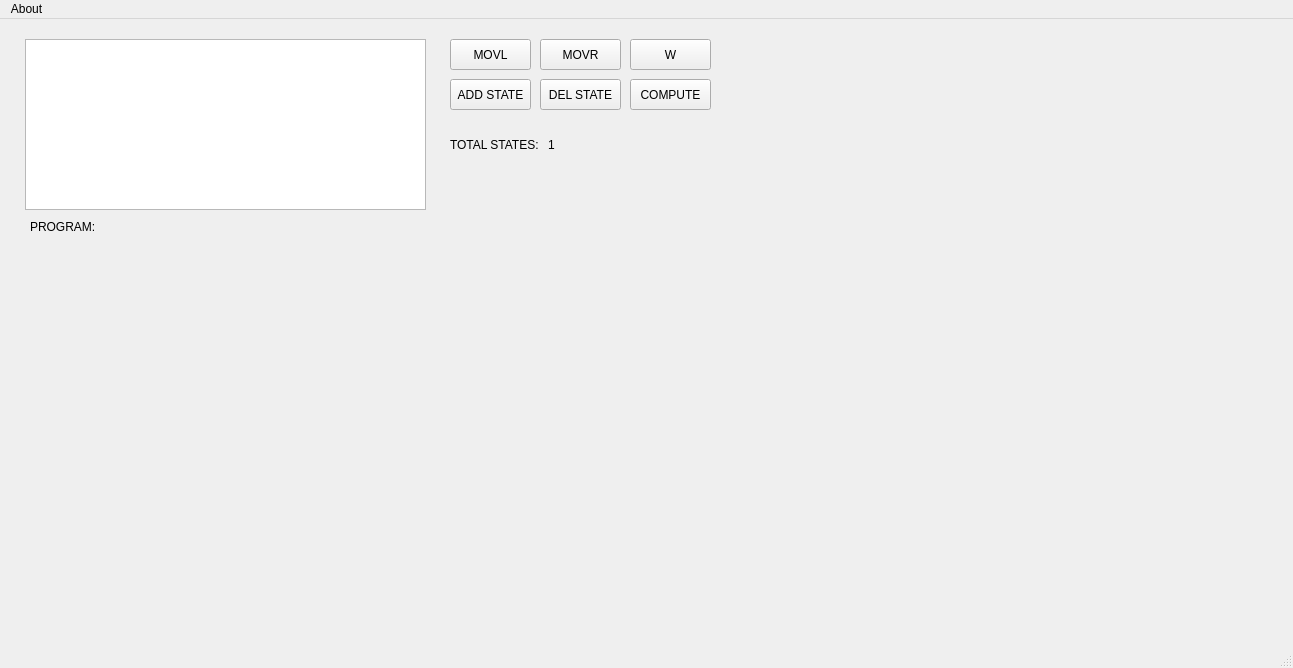
Old version of the form mainwindow.ui in the repository N1vnhil/TuringModel.
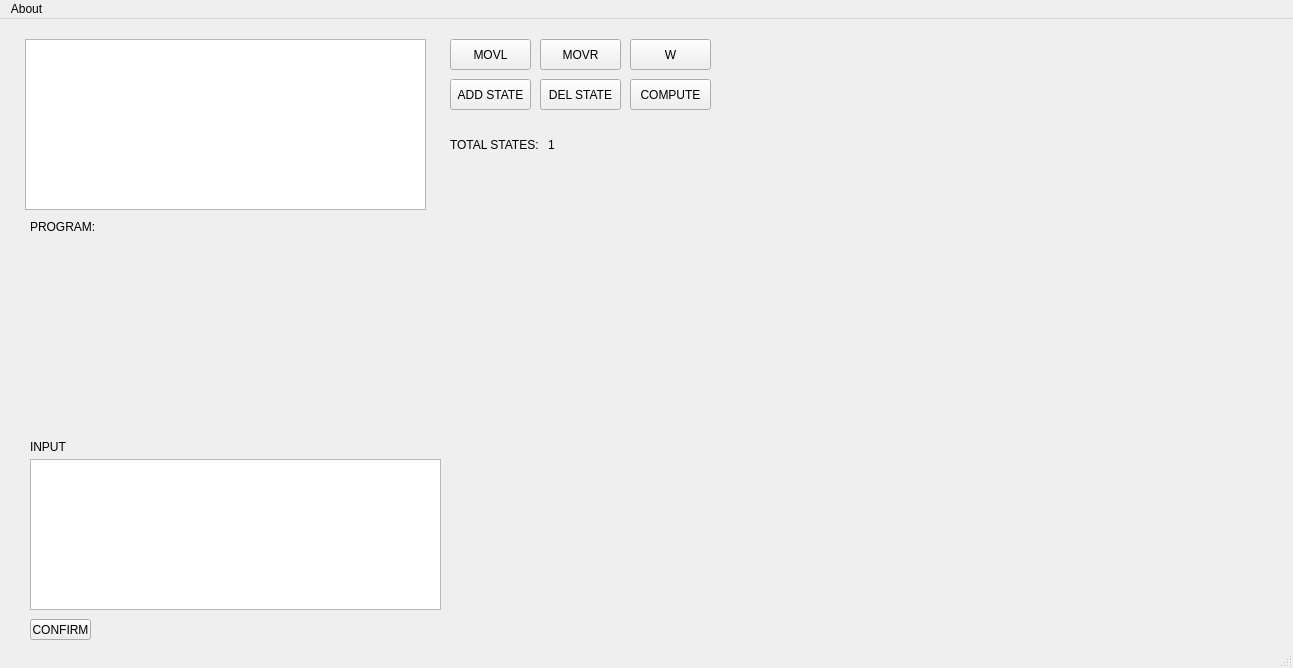
New version of the form.

Diff of the .ui file:
```diff
--- a/mainwindow.ui
+++ b/mainwindow.ui
@@ -141,6 +141,42 @@
      </item>
     </layout>
    </widget>
+   <widget class="QTextEdit" name="inputBox">
+    <property name="geometry">
+     <rect>
+      <x>30</x>
+      <y>440</y>
+      <width>411</width>
+      <height>151</height>
+     </rect>
+    </property>
+   </widget>
+   <widget class="QLabel" name="label_3">
+    <property name="geometry">
+     <rect>
+      <x>30</x>
+      <y>420</y>
+      <width>51</width>
+      <height>16</height>
+     </rect>
+    </property>
+    <property name="text">
+     <string>INPUT</string>
+    </property>
+   </widget>
+   <widget class="QPushButton" name="confirmButton">
+    <property name="geometry">
+     <rect>
+      <x>30</x>
+      <y>600</y>
+      <width>61</width>
+      <height>21</height>
+     </rect>
+    </property>
+    <property name="text">
+     <string>CONFIRM</string>
+    </property>
+   </widget>
   </widget>
   <widget class="QMenuBar" name="menubar">
    <property name="geometry">
```
Left out of the diff: 2 changed lines with no effect on the pictures.
